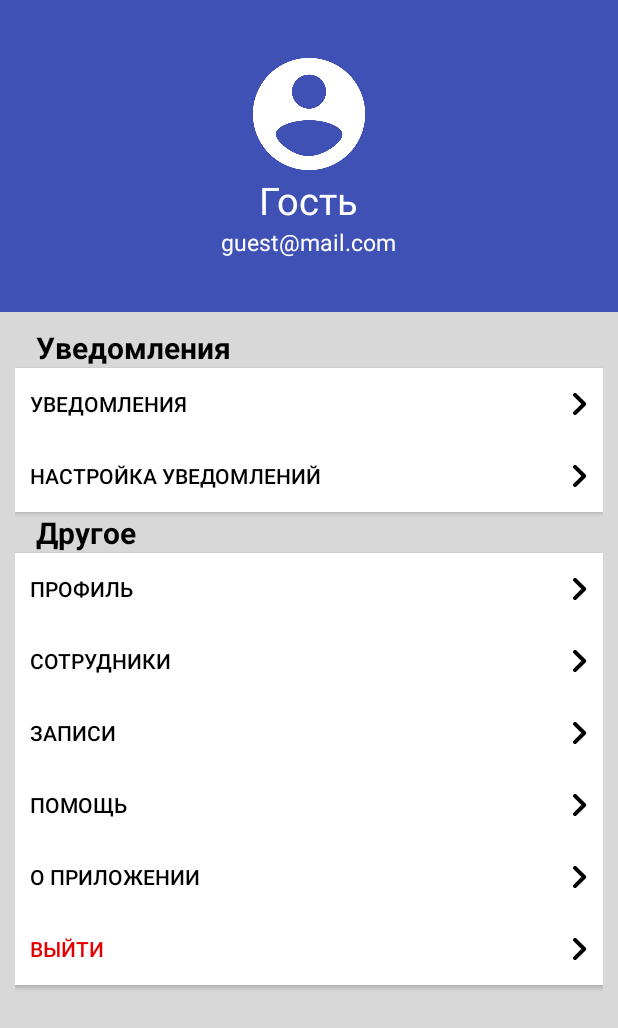
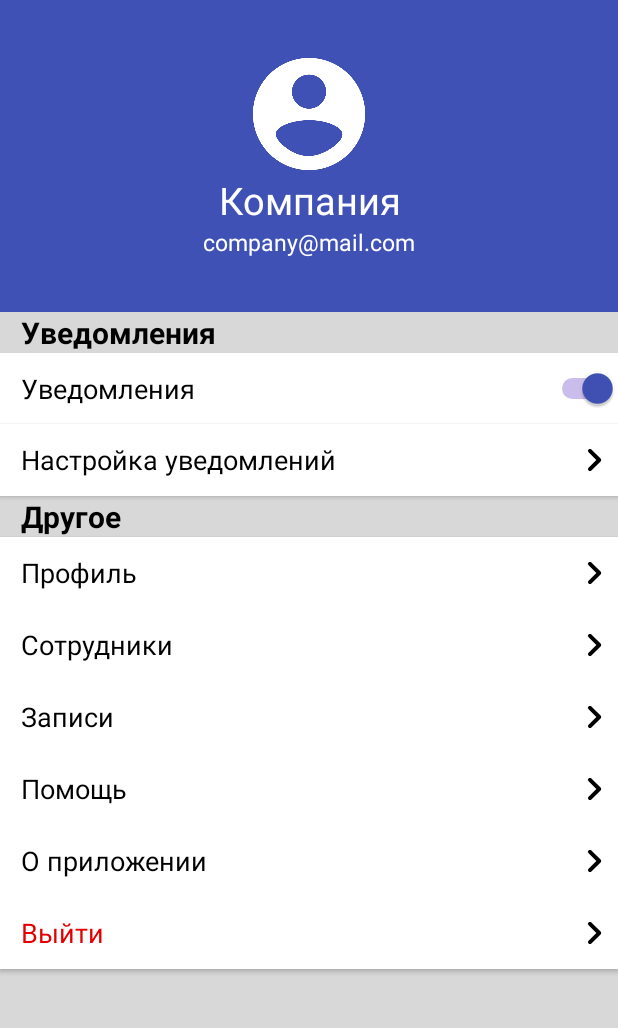
Before and after one commit to darkice-dev/ClientServise, an Android app: the layout fragment_company_profile.xml on its own in the app's theme, with its tools: preview values and no code run, on a phone screen of 412 x 824 dp. Shown: the top 1028 px of the screen. Run offline under Robolectric (Android 15) with nearby library versions, the phone set to English and light mode, and no system bars.

Commit message:
Changed 3 profiles (Profile, Client and Company profile).

```diff
--- a/app/src/main/res/layout/fragment_company_profile.xml
+++ b/app/src/main/res/layout/fragment_company_profile.xml
@@ -7,7 +7,8 @@
 
     <RelativeLayout
         android:layout_width="wrap_content"
-        android:layout_height="wrap_content">
+        android:layout_height="match_parent"
+        android:background="@color/Gray">
         <LinearLayout
             android:id="@+id/headerLayout"
             android:layout_width="match_parent"
@@ -29,7 +30,7 @@
                 android:layout_width="wrap_content"
                 android:layout_height="wrap_content"
                 android:gravity="center"
-                android:text="Гость"
+                android:text="Компания"
                 android:textColor="@color/colorWhite"
                 android:textSize="25sp" />
 
@@ -39,23 +40,16 @@
                 android:layout_height="wrap_content"
                 android:ellipsize="end"
                 android:singleLine="true"
-                android:text="guest@mail.com"
+                android:text="company@mail.com"
                 android:textColor="@color/colorWhite"
                 android:textSize="15sp" />
         </LinearLayout>
 
-        <LinearLayout
-            android:id="@+id/layout_button"
-            android:layout_width="match_parent"
-            android:layout_height="match_parent"
-            android:layout_below="@id/headerLayout"
-            android:background="@color/Gray"
-            android:orientation="vertical"
-            android:padding="10dp">
-
         <TextView
+            android:id="@+id/tv_memo"
             android:layout_width="match_parent"
             android:layout_height="wrap_content"
+            android:layout_below="@+id/headerLayout"
             android:background="@color/Gray"
             android:text="   Уведомления"
             android:textAlignment="inherit"
@@ -63,27 +57,36 @@
             android:textSize="20sp"
             android:textStyle="bold" />
 
+        <Switch
+            android:id="@+id/sw_memo"
+            android:layout_width="match_parent"
+            android:layout_height="47dp"
+            android:layout_below="@+id/tv_memo"
+            android:background="@color/colorWhite"
+            android:checked="true"
+            android:text="   Уведомления"
+            android:textColor="@color/Black"
+            android:textSize="18sp"
+            android:thumbTint="@color/colorPrimary"
+            android:trackTint="@color/design_default_color_primary_dark" />
+
         <Button
+            android:id="@+id/btn_option_memo"
             android:layout_width="match_parent"
             android:layout_height="wrap_content"
+            android:layout_below="@+id/sw_memo"
             android:background="@color/colorWhite"
-                android:text="   Уведомления"
-                android:textAlignment="viewStart"
             android:drawableEnd="@drawable/round_keyboard_arrow_right_black_48dp"
-                android:textColor="@color/Black" />
-
-            <Button
-                android:layout_width="match_parent"
-                android:layout_height="wrap_content"
-                android:background="@color/colorWhite"
             android:text="   Настройка уведомлений"
             android:textAlignment="viewStart"
-                android:drawableEnd="@drawable/round_keyboard_arrow_right_black_48dp"
+            android:textAppearance="@style/TextAppearance.AppCompat.Medium"
             android:textColor="@color/Black" />
 
         <TextView
+            android:id="@+id/tv_another"
             android:layout_width="match_parent"
             android:layout_height="wrap_content"
+            android:layout_below="@+id/btn_option_memo"
             android:background="@color/Gray"
             android:text="   Другое"
             android:textAlignment="inherit"
@@ -92,77 +95,76 @@
             android:textStyle="bold"/>
 
         <Button
+            android:id="@+id/btn_red_profile"
+            android:layout_width="match_parent"
+            android:layout_height="wrap_content"
+            android:layout_below="@+id/tv_another"
+            android:background="@color/colorWhite"
+            android:drawableEnd="@drawable/round_keyboard_arrow_right_black_48dp"
+            android:text="   Профиль"
+            android:textAlignment="viewStart"
+            android:textAppearance="@style/TextAppearance.AppCompat.Medium"
+            android:textColor="@color/Black" />
+
+        <Button
             android:id="@+id/btn_employee"
             android:layout_width="match_parent"
             android:layout_height="wrap_content"
+            android:layout_below="@+id/btn_red_profile"
             android:background="@color/colorWhite"
-                android:text="   Профиль"
-                android:textAlignment="viewStart"
             android:drawableEnd="@drawable/round_keyboard_arrow_right_black_48dp"
-                android:textColor="@color/Black" />
-
-            <Button
-                android:id="@+id/btn_red_profile"
-                android:layout_width="match_parent"
-                android:layout_height="wrap_content"
-                android:background="@color/colorWhite"
             android:text="   Сотрудники"
             android:textAlignment="viewStart"
-                android:drawableEnd="@drawable/round_keyboard_arrow_right_black_48dp"
+            android:textAppearance="@style/TextAppearance.AppCompat.Medium"
             android:textColor="@color/Black" />
 
         <Button
             android:id="@+id/btn_record"
             android:layout_width="match_parent"
             android:layout_height="wrap_content"
+            android:layout_below="@+id/btn_employee"
             android:background="@color/colorWhite"
+            android:drawableEnd="@drawable/round_keyboard_arrow_right_black_48dp"
             android:text="   Записи"
             android:textAlignment="viewStart"
-                android:drawableEnd="@drawable/round_keyboard_arrow_right_black_48dp"
+            android:textAppearance="@style/TextAppearance.AppCompat.Medium"
             android:textColor="@color/Black" />
 
         <Button
             android:id="@+id/btn_help"
             android:layout_width="match_parent"
             android:layout_height="wrap_content"
+            android:layout_below="@+id/btn_record"
             android:background="@color/colorWhite"
+            android:drawableEnd="@drawable/round_keyboard_arrow_right_black_48dp"
             android:text="   Помощь"
             android:textAlignment="viewStart"
-                android:drawableEnd="@drawable/round_keyboard_arrow_right_black_48dp"
+            android:textAppearance="@style/TextAppearance.AppCompat.Medium"
             android:textColor="@color/Black" />
-
-
-            <!--            <Button-->
-            <!--                android:id="@+id/btn_registration"-->
-            <!--                android:layout_width="match_parent"-->
-            <!--                android:layout_height="wrap_content"-->
-            <!--                android:background="@color/colorWhite"-->
-            <!--                android:text="   Зарегистрироваться"-->
-            <!--                android:textAlignment="viewStart"-->
-            <!--                android:drawableEnd="@drawable/round_keyboard_arrow_right_black_48dp"-->
-            <!--                android:textColor="@color/RED" />-->
 
         <Button
             android:id="@+id/btn_about"
             android:layout_width="match_parent"
             android:layout_height="wrap_content"
+            android:layout_below="@+id/btn_help"
             android:background="@color/colorWhite"
+            android:drawableEnd="@drawable/round_keyboard_arrow_right_black_48dp"
             android:text="   О приложении"
             android:textAlignment="viewStart"
-                android:drawableEnd="@drawable/round_keyboard_arrow_right_black_48dp"
+            android:textAppearance="@style/TextAppearance.AppCompat.Medium"
             android:textColor="@color/Black" />
 
         <Button
             android:id="@+id/btn_enter"
             android:layout_width="match_parent"
             android:layout_height="wrap_content"
+            android:layout_below="@+id/btn_about"
             android:background="@color/colorWhite"
+            android:drawableEnd="@drawable/round_keyboard_arrow_right_black_48dp"
             android:text="   Выйти"
             android:textAlignment="viewStart"
-                android:drawableEnd="@drawable/round_keyboard_arrow_right_black_48dp"
+            android:textAppearance="@style/TextAppearance.AppCompat.Medium"
             android:textColor="@color/RED" />
-
-        </LinearLayout>
 
     </RelativeLayout>
 
```
Also changed, not shown: app/src/main/res/layout/fragment_client_profile.xml (+50 -38 lines), app/src/main/res/layout/fragment_profile.xml (+27 -49 lines). Lines whose indentation alone changed are shown as unchanged.
